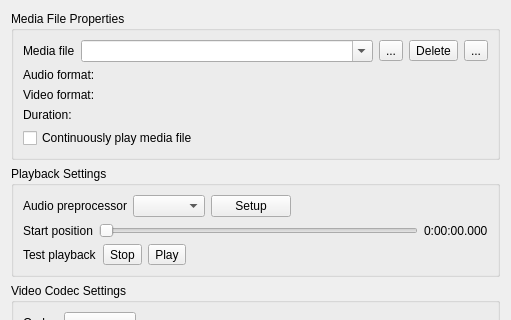
First picture: the form in Client/qtTeamTalk/streammediafile.ui, repository BearWare/TeamTalk5, before the edit; both pictures show x 0 to 511 and y 0 to 320 of the 511 by 523 pixel window.
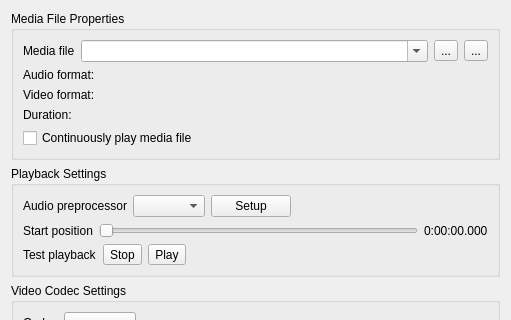
Second picture: the form after the edit. Icons and pictures are not drawn.

Patch:
```diff
--- a/Client/qtTeamTalk/streammediafile.ui
+++ b/Client/qtTeamTalk/streammediafile.ui
@@ -31,9 +31,6 @@
         </item>
         <item>
          <widget class="QComboBox" name="mediafileComboBox">
-          <property name="currentText">
-           <string />
-          </property>
           <property name="editable">
            <bool>true</bool>
           </property>
@@ -49,16 +46,6 @@
           </property>
          </widget>
         </item>
-        <item>
-         <widget class="QToolButton" name="delButton">
-          <property name="accessibleName">
-           <string>Delete from list</string>
-          </property>
-          <property name="text">
-           <string>Delete</string>
-          </property>
-         </widget>
-        </item>
         <item>
          <widget class="QToolButton" name="refreshBtn">
           <property name="accessibleName">
```
Left out of the diff: 1 changed line with no effect on the pictures.
